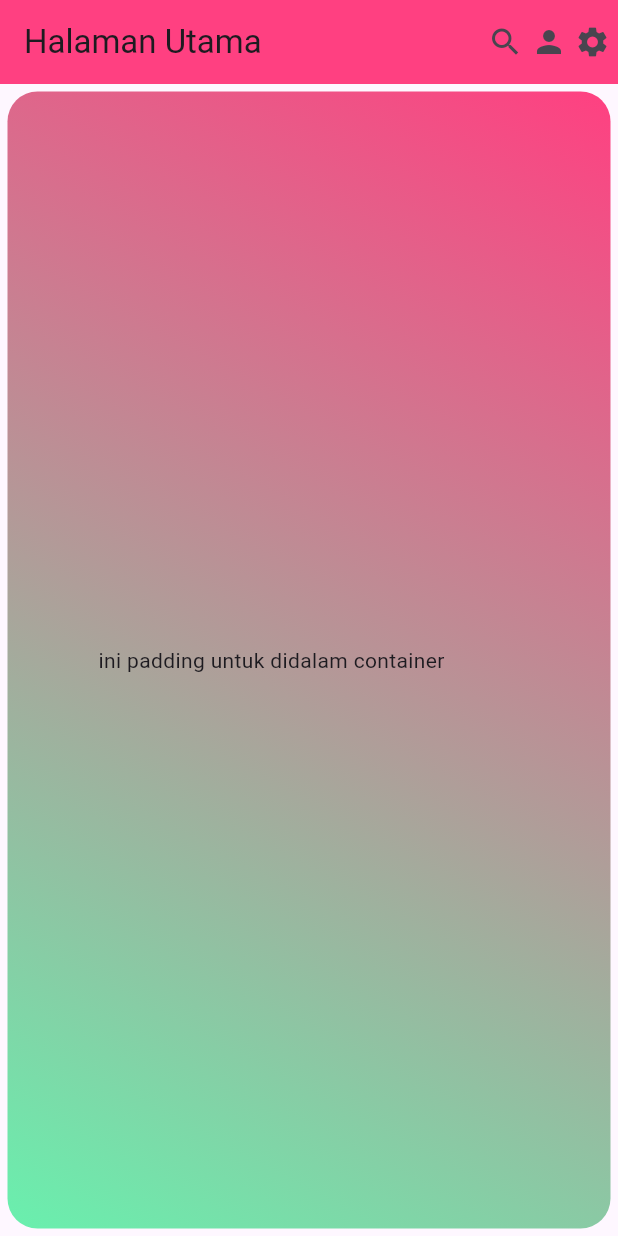
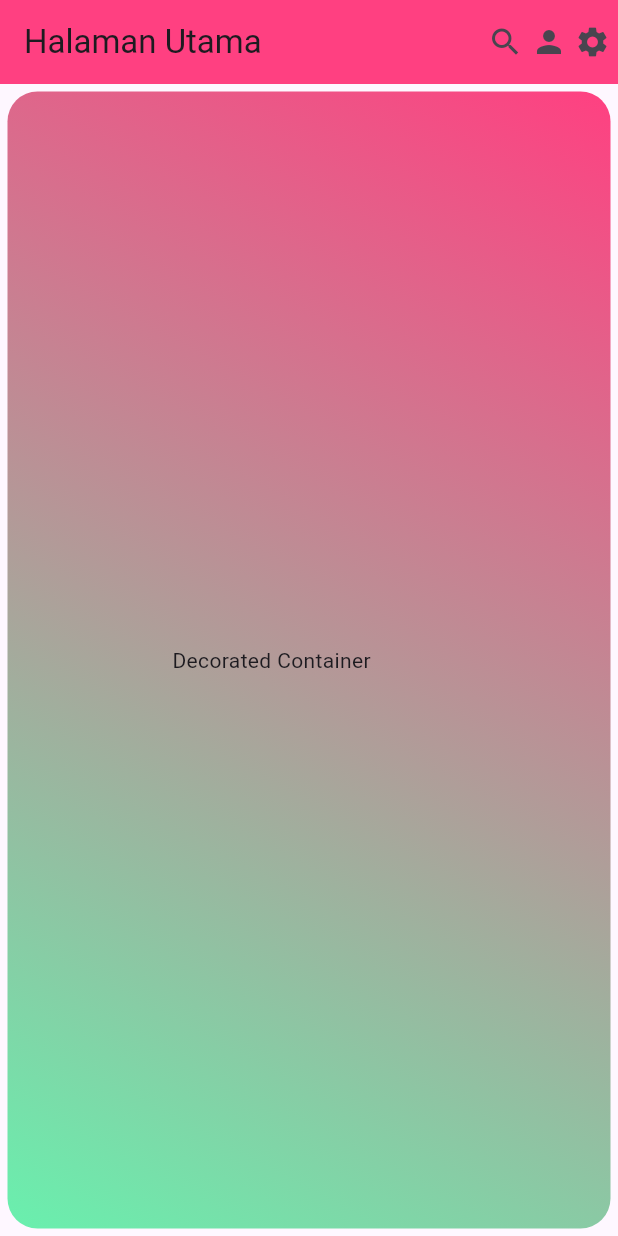
Before and after one commit to ginaa07/Latihan_container_week_5_1123150124, a Flutter app: the screen it shows after launch, on a phone screen of 412 x 824 dp. Run offline on Flutter 3.47's test engine with Material 3 defaults, Android fonts, the light colour scheme and no system bars.

```diff
--- a/lib/main.dart
+++ b/lib/main.dart
@@ -71,7 +71,7 @@ class Halaman extends StatelessWidget {
           ],
         ),
         ),
-        child: Text("ini padding untuk didalam container"),
+        child: Text("Decorated Container"),
           ),
         );
   }
```
